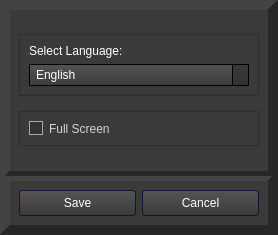
First picture: the form in englishSettings.ui, repository 4ntim4tter/Budget-Flow, before the edit.
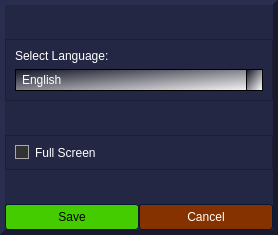
Second picture: the form after the edit. Icons and pictures are not drawn.

Patch:
```diff
--- a/englishSettings.ui
+++ b/englishSettings.ui
@@ -39,9 +39,10 @@
 /*-----QWidget-----*/
 QWidget
 {
-	background-color: #3a3a3a;
+	
+	background-color: rgb(36, 39, 68);
 	color: #fff;
-	selection-background-color: #b78620;
+	selection-background-color: rgb(0, 255, 127);
 	selection-color: #000;
 
 }
@@ -209,10 +210,8 @@
 
 QPushButton::flat
 {
-	background-color: transparent;
-	border: none;
-	color: #fff;
-
+	background-color: rgb(24, 25, 45);
+	color:white;
 }
 
 
@@ -252,12 +251,10 @@
 /*-----QLineEdit-----*/
 QLineEdit
 {
-	background-color: #131313;
+	background-color: rgb(15, 16, 29);
 	color : #eee;
-	border: 1px solid #343434;
+	border: 1px solid rgb(0, 0, 0);;
 	border-radius: 2px;
-	padding: 3px;
-	padding-left: 5px;
 
 }
 
@@ -341,7 +338,7 @@
 /*-----QComboBox-----*/
 QComboBox
 {
-    background-color: qlineargradient(spread:repeat, x1:1, y1:0, x2:1, y2:1, stop:0 rgba(84, 84, 84, 255),stop:1 rgba(59, 59, 59, 255));
+	background-color: qlineargradient(spread:pad, x1:0, y1:0, x2:1, y2:1, stop:0 rgba(18, 19, 36, 255), stop:1 rgba(255, 255, 255, 255));
     border: 1px solid #000;
     padding-left: 6px;
     color: #ffffff;
@@ -369,7 +366,8 @@
 
 QComboBox QAbstractItemView
 {
-    background-color: #383838;
+    
+	background-color: rgb(89, 90, 102);
     color: #ffffff;
     border: 1px solid black;
     selection-background-color: #b78620;
@@ -380,7 +378,7 @@
 
 QComboBox::drop-down
 {
-	background-color: qlineargradient(spread:repeat, x1:1, y1:0, x2:1, y2:1, stop:0 rgba(57, 57, 57, 255),stop:1 rgba(50, 50, 50, 255));
+	background-color: qlineargradient(spread:pad, x1:0, y1:0, x2:1, y2:1, stop:0 rgba(18, 19, 36, 255), stop:1 rgba(255, 255, 255, 255));
     subcontrol-origin: padding;
     subcontrol-position: top right;
     width: 15px;
@@ -517,7 +515,8 @@
 /*-----QHeaderView-----*/
 QHeaderView::section
 {
-    background-color: qlineargradient(spread:repeat, x1:1, y1:0, x2:1, y2:1, stop:0 rgba(60, 60, 60, 255),stop:1 rgba(50, 50, 50, 255));
+    
+	background-color: qlineargradient(spread:pad, x1:0.494, y1:0, x2:0.506, y2:1, stop:0.323864 rgba(18, 19, 36, 255), stop:1 rgba(102, 102, 102, 255));
 	border: 1px solid #000;
     color: #fff;
     text-align: left;
@@ -525,6 +524,12 @@
 	
 }
 
+QTableCornerButton::section {
+	background-color: qlineargradient(spread:pad, x1:0.494, y1:0, x2:0.506, y2:1, stop:0.323864 rgba(18, 19, 36, 255), stop:1 rgba(102, 102, 102, 255));
+	border: 1px solid #000;
+    color: #fff;
+	padding: 4px;
+}
 
 QHeaderView::section:disabled
 {
@@ -572,15 +577,6 @@
 }
 
 
-QTableCornerButton::section
-{
-    background-color: qlineargradient(spread:repeat, x1:1, y1:0, x2:1, y2:1, stop:0 rgba(60, 60, 60, 255),stop:1 rgba(50, 50, 50, 255));
-	border: 1px solid #000;
-    color: #fff;
-
-}
-
-
 /*-----QTreeWidget-----*/
 QTreeView
 {
@@ -634,7 +630,7 @@
 QListView 
 {
 	background-color: qlineargradient(spread:repeat, x1:1, y1:0, x2:1, y2:1, stop:0 rgba(83, 83, 83, 255),stop:0.293269 rgba(81, 81, 81, 255),stop:0.634615 rgba(79, 79, 79, 255),stop:1 rgba(83, 83, 83, 255));
-    border : none;
+    border: black;
     color: white;
     show-decoration-selected: 1; 
     outline: 0;
@@ -706,7 +702,7 @@
 QCheckBox
 {
 	background-color: transparent;
-    color: lightgray;
+   color:rgb(15, 16, 29)
 	border: none;
 
 }
@@ -1052,21 +1048,33 @@
       <item>
        <widget class="QFrame" name="options_frame">
         <property name="frameShape">
-         <enum>QFrame::Panel</enum>
+         <enum>QFrame::NoFrame</enum>
         </property>
         <property name="frameShadow">
-         <enum>QFrame::Raised</enum>
+         <enum>QFrame::Plain</enum>
         </property>
         <property name="lineWidth">
-         <number>5</number>
+         <number>0</number>
         </property>
         <property name="midLineWidth">
-         <number>5</number>
+         <number>0</number>
         </property>
         <layout class="QVBoxLayout" name="verticalLayout_3" stretch="2,0">
          <property name="spacing">
           <number>0</number>
          </property>
+         <property name="leftMargin">
+          <number>0</number>
+         </property>
+         <property name="topMargin">
+          <number>0</number>
+         </property>
+         <property name="rightMargin">
+          <number>0</number>
+         </property>
+         <property name="bottomMargin">
+          <number>0</number>
+         </property>
          <item>
           <widget class="QFrame" name="language_frame">
            <property name="sizePolicy">
@@ -1152,33 +1160,97 @@
       <item>
        <widget class="QFrame" name="buttons_frame">
         <property name="frameShape">
-         <enum>QFrame::Panel</enum>
+         <enum>QFrame::NoFrame</enum>
         </property>
         <property name="frameShadow">
-         <enum>QFrame::Raised</enum>
+         <enum>QFrame::Plain</enum>
         </property>
         <property name="lineWidth">
-         <number>5</number>
+         <number>0</number>
         </property>
         <property name="midLineWidth">
-         <number>5</number>
+         <number>0</number>
         </property>
         <layout class="QHBoxLayout" name="horizontalLayout_2" stretch="0,0">
          <property name="spacing">
-          <number>6</number>
+          <number>0</number>
+         </property>
+         <property name="leftMargin">
+          <number>0</number>
+         </property>
+         <property name="topMargin">
+          <number>0</number>
+         </property>
+         <property name="rightMargin">
+          <number>0</number>
+         </property>
+         <property name="bottomMargin">
+          <number>0</number>
          </property>
          <item>
           <widget class="QPushButton" name="save_settings_button">
+           <property name="styleSheet">
+            <string notr="true">QPushButton::flat
+{
+	background-color: rgb(68, 204, 0);
+	color:black;
+}
+
+QPushButton::hover
+{
+	background-color: rgba(0, 85, 255, 20%);
+	color:white;
+	border: 1px solid  rgb(0, 85, 255);
+
+}
+
+
+QPushButton::pressed
+{
+	background-color: qlineargradient(spread:pad, x1:0.489, y1:0, x2:0.494, y2:1, stop:0.102273 rgba(0, 0, 0, 255), stop:0.880682 rgba(9, 31, 198, 167));
+	border: 1px solid #b78620;
+
+}</string>
+           </property>
            <property name="text">
             <string>Save</string>
            </property>
+           <property name="flat">
+            <bool>true</bool>
+           </property>
           </widget>
          </item>
          <item>
           <widget class="QPushButton" name="cancel_settings_button">
+           <property name="styleSheet">
+            <string notr="true">QPushButton::flat
+{
+	
+	background-color: rgb(134, 49, 0);
+	color:white;
+}
+
+QPushButton::hover
+{
+	background-color: rgba(0, 85, 255, 20%);
+	border: 1px solid  rgb(0, 85, 255);
+
+}
+
+
+QPushButton::pressed
+{
+	background-color: qlineargradient(spread:pad, x1:0.489, y1:0, x2:0.494, y2:1, stop:0.102273 rgba(0, 0, 0, 255), stop:0.880682 rgba(9, 31, 198, 167));
+	border: 1px solid #b78620;
+
+}</string>
+           </property>
            <property name="text">
             <string>Cancel</string>
            </property>
+           <property name="flat">
+            <bool>true</bool>
+           </property>
           </widget>
          </item>
         </layout>
```
Left out of the diff: 6 changed lines with no effect on the pictures.
